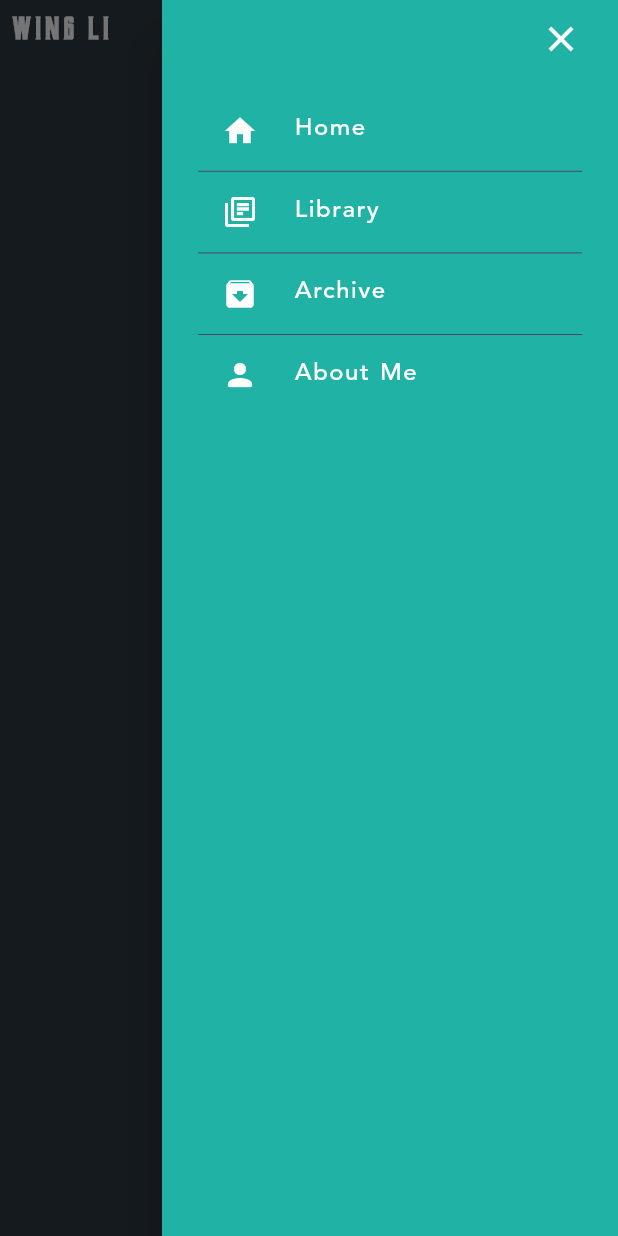
After one commit to Wing-Li/myblog_flutter, a Flutter app: the BodyLayoutWidget screen opened directly, with the side drawer open, on a phone screen of 412 x 824 dp. The commit adds this screen. Run offline on Flutter 3.47's test engine with Material 2 defaults, Android fonts, the light colour scheme and no system bars; our stand-ins replace bot_toast, event_bus, loading_indicator, logger, octo_image, pull_to_refresh and 2 more; accounts and stored records are empty; network calls fail.

Commit message:
将侧滑封装成基础控件

```diff
--- /dev/null
+++ b/lib/page/body_layout_widget.dart
@@ -0,0 +1,136 @@
+import 'package:flutter/material.dart';
+import 'package:lylblog/page/base_state.dart';
+import 'package:lylblog/page/home_page.dart';
+import 'package:lylblog/res/my_styles.dart';
+import 'package:lylblog/res/my_theme.dart';
+import 'package:lylblog/utils/my_utils.dart';
+import 'package:lylblog/view/my_app_bar.dart';
+import 'package:lylblog/view/my_network_image_widget.dart';
+
+import 'article/article_list_page.dart';
+
+class BodyLayoutWidget extends StatefulWidget {
+  final bool isShowAppBarBg;
+  final Widget? appBar;
+  final Widget? body;
+  final String? backgroundImageUrl;
+
+  const BodyLayoutWidget({Key? key, this.isShowAppBarBg = true, this.appBar, this.body, this.backgroundImageUrl}) : super(key: key);
+
+  @override
+  _BodyLayoutWidgetState createState() => _BodyLayoutWidgetState();
+}
+
+class _BodyLayoutWidgetState extends State<BodyLayoutWidget> {
+  bool isShowAppBarBg = true;
+
+  GlobalKey<ScaffoldState> scaffoldKey = new GlobalKey<ScaffoldState>();
+
+  @override
+  void didUpdateWidget(covariant BodyLayoutWidget oldWidget) {
+    isShowAppBarBg = widget.isShowAppBarBg;
+    super.didUpdateWidget(oldWidget);
+  }
+
+  @override
+  Widget build(BuildContext context) {
+    isShowAppBarBg = widget.isShowAppBarBg;
+
+    return Scaffold(
+      key: scaffoldKey,
+      endDrawer: Drawer(child: _drawer(context)),
+      body: Stack(
+        children: [
+          MyUtils.isEmpty(widget.backgroundImageUrl)
+              ? Container(color: MyTheme.bg_tab, width: double.infinity, height: double.infinity)
+              : MyNetworkImage(
+                  widget.backgroundImageUrl!,
+                  width: double.infinity,
+                  height: double.infinity,
+                  fit: BoxFit.cover,
+                  placeholderWidget: Container(color: MyTheme.bg_tab),
+                ),
+          Container(
+            width: double.infinity,
+            height: double.infinity,
+            child: widget.body,
+          ),
+          Positioned(
+            top: 0,
+            left: 0,
+            right: 0,
+            child: widget.appBar == null ? _appBar(context) : widget.appBar,
+          ),
+        ],
+      ),
+    );
+  }
+
+  _appBar(context) {
+    return MyAppBar(
+      bgColor: isShowAppBarBg ? MyTheme.bg_tab : MyTheme.transparent,
+      leftWidget: isShowAppBarBg ? Text("WING LI", style: TextStyles.title(18, isFontWeightBold: true)) : Container(),
+      rightWidget: Row(
+        mainAxisSize: MainAxisSize.min,
+        crossAxisAlignment: CrossAxisAlignment.center,
+        children: [
+          Text("MENU", style: TextStyles.textWhite(16)),
+          SizedBox(width: 8),
+          Icon(Icons.menu, color: MyTheme.white),
+          SizedBox(width: 16),
+        ],
+      ),
+      onRightTap: () {
+        scaffoldKey.currentState?.openEndDrawer();
+      },
+    );
+  }
+
+  _drawer(context) {
+    return Container(
+      color: MyTheme.bg_home_item,
+      padding: EdgeInsets.symmetric(horizontal: 24),
+      child: ListView(
+        children: <Widget>[
+          GestureDetector(
+            child: Container(
+              height: 52,
+              alignment: Alignment.centerRight,
+              child: Icon(Icons.close, color: MyTheme.white, size: 28),
+            ),
+            onTap: () => MyUtils.disMissLoadingDialog(context),
+          ),
+          SizedBox(height: 8),
+          InkWell(
+            child: _drawerItem(Icons.home, "Home"),
+            onTap: () => MyUtils.startPageGradient(context, HomePage()),
+          ),
+          Divider(height: 0.4, color: MyTheme.line_deep),
+          _drawerItem(Icons.library_books_outlined, "Library"),
+          Divider(height: 0.4, color: MyTheme.line_deep),
+          InkWell(
+            child: _drawerItem(Icons.archive, "Archive"),
+            onTap: () => MyUtils.startPageGradient(context, ArticleListPage()),
+          ),
+          Divider(height: 0.4, color: MyTheme.line_deep),
+          _drawerItem(Icons.person_rounded, "About Me"),
+        ],
+      ),
+    );
+  }
+
+  _drawerItem(IconData icon, String title) {
+    return Container(
+      height: 54,
+      child: Row(
+        crossAxisAlignment: CrossAxisAlignment.center,
+        children: [
+          SizedBox(width: 16),
+          Icon(icon, color: MyTheme.white),
+          SizedBox(width: 24),
+          Text(title, style: TextStyles.textWhite(16)),
+        ],
+      ),
+    );
+  }
+}
--- /dev/null
+++ b/lib/view/my_app_bar.dart
@@ -0,0 +1,75 @@
+import 'package:flutter/material.dart';
+import 'package:lylblog/res/my_theme.dart';
+
+class MyAppBar extends StatefulWidget {
+  final Color? bgColor;
+  final Widget? leftWidget;
+  final Function? onLeftTap;
+  final Widget? titleWidget;
+  final Widget? rightWidget;
+  final Function? onRightTap;
+  final double iconWidth;
+  final bool isShowStatusBar;
+
+  const MyAppBar({
+    Key? key,
+    this.bgColor,
+    this.leftWidget,
+    this.onLeftTap,
+    this.titleWidget,
+    this.rightWidget,
+    this.onRightTap,
+    this.iconWidth = 40,
+    this.isShowStatusBar = true,
+  }) : super(key: key);
+
+  @override
+  _MyAppBarState createState() => _MyAppBarState();
+}
+
+class _MyAppBarState extends State<MyAppBar> {
+  @override
+  Widget build(BuildContext context) {
+    return Container(
+      height: widget.isShowStatusBar ? MyTheme.status_bar_height + 44 : 44,
+      padding: EdgeInsets.only(top: widget.isShowStatusBar ? MyTheme.status_bar_height : 0),
+      color: widget.bgColor,
+      child: Row(
+        mainAxisAlignment: MainAxisAlignment.spaceBetween,
+        children: [
+          // 左
+          SizedBox(width: 8),
+          _leftWidget(),
+          Expanded(child: Container()),
+          // 中
+          Offstage(
+            offstage: widget.titleWidget == null,
+            child: widget.titleWidget,
+          ),
+          Expanded(child: Container()),
+          // 右
+          _rightWidget(),
+          SizedBox(width: 8),
+        ],
+      ),
+    );
+  }
+
+  _leftWidget() {
+    return GestureDetector(
+      child: widget.leftWidget != null ? widget.leftWidget : Container(width: widget.iconWidth),
+      onTap: () {
+        if (widget.onLeftTap != null) widget.onLeftTap!();
+      },
+    );
+  }
+
+  _rightWidget() {
+    return GestureDetector(
+      child: widget.rightWidget != null ? widget.rightWidget : Container(width: widget.iconWidth),
+      onTap: () {
+        if (widget.onRightTap != null) widget.onRightTap!();
+      },
+    );
+  }
+}
--- a/pubspec.yaml
+++ b/pubspec.yaml
@@ -45,7 +45,7 @@ dependencies:
 
 # UI
   # 下拉刷新 与 上滑加载
-  pull_to_refresh: 1.6.3
+  pull_to_refresh: ^1.6.4
   # 轮播图
   flutter_swiper: ^1.1.6
   # 加载动画
```
Also changed, not shown: lib/page/article/article_list_page.dart (added, +64 -0 lines), lib/page/base_state.dart (added, +148 -0 lines), lib/page/home_page.dart (+13 -106 lines), pubspec.lock.
